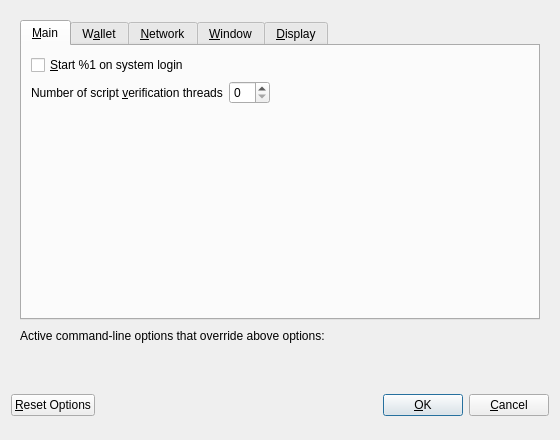
First picture: the form in src/qt/forms/optionsdialog.ui, repository Pyrrha-Foundation/pyrrha-coin, before the edit.
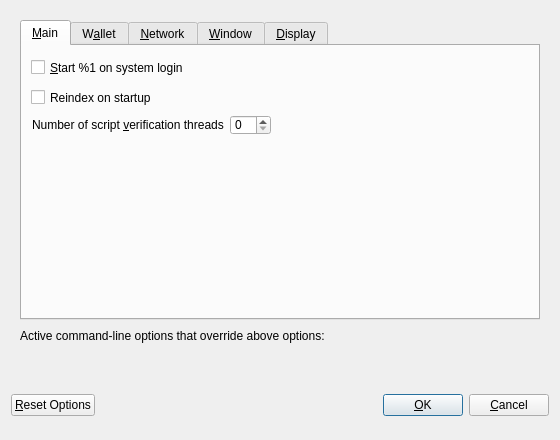
Second picture: the form after the edit. The open tabs and pages were chosen to show the change. Custom widgets are drawn as their Qt base class.

Commit message: Add QT checkbox to main options in order to initiate a reindex on next startup

Diff of the .ui file:
```diff
--- a/src/qt/forms/optionsdialog.ui
+++ b/src/qt/forms/optionsdialog.ui
@@ -22,6 +22,12 @@
      <layout class="QVBoxLayout" name="verticalLayout_Bottom">
       <item>
        <widget class="QTabWidget" name="tabWidget">
+        <property name="minimumSize">
+         <size>
+          <width>0</width>
+          <height>20</height>
+         </size>
+        </property>
         <property name="currentIndex">
          <number>1</number>
         </property>
@@ -29,9 +35,15 @@
          <attribute name="title">
           <string>&amp;Main</string>
          </attribute>
-         <layout class="QVBoxLayout" name="verticalLayout_Main">
-          <item>
            <widget class="QCheckBox" name="bitcoinAtStartup">
+          <property name="geometry">
+           <rect>
+            <x>9</x>
+            <y>10</y>
+            <width>194</width>
+            <height>23</height>
+           </rect>
+          </property>
             <property name="toolTip">
              <string>Automatically start %1 after logging in to the system.</string>
             </property>
@@ -39,11 +51,43 @@
              <string>&amp;Start %1 on system login</string>
             </property>
            </widget>
-          </item>
-          <item>
-           <layout class="QHBoxLayout" name="horizontalLayout_3_Main">
+         <widget class="QCheckBox" name="reindexOnStartup">
+          <property name="geometry">
+           <rect>
+            <x>9</x>
+            <y>40</y>
+            <width>155</width>
+            <height>23</height>
+           </rect>
+          </property>
+          <property name="toolTip">
+           <string>&lt;html&gt;&lt;head/&gt;&lt;body&gt;&lt;p&gt;Automatically initiate a, one time only, full database reindex on the next startup.&lt;/p&gt;&lt;/body&gt;&lt;/html&gt;</string>
+          </property>
+          <property name="text">
+           <string>Reindex on startup</string>
+          </property>
+         </widget>
+         <widget class="QWidget" name="horizontalLayoutWidget">
+          <property name="geometry">
+           <rect>
+            <x>10</x>
+            <y>69</y>
+            <width>431</width>
+            <height>28</height>
+           </rect>
+          </property>
+          <layout class="QHBoxLayout" name="horizontalLayout">
+           <property name="sizeConstraint">
+            <enum>QLayout::SetFixedSize</enum>
+           </property>
             <item>
              <widget class="QLabel" name="threadsScriptVerifLabel">
+             <property name="sizePolicy">
+              <sizepolicy hsizetype="Preferred" vsizetype="Preferred">
+               <horstretch>0</horstretch>
+               <verstretch>0</verstretch>
+              </sizepolicy>
+             </property>
               <property name="text">
                <string>Number of script &amp;verification threads</string>
               </property>
@@ -57,13 +101,31 @@
             </item>
             <item>
              <widget class="QSpinBox" name="threadsScriptVerif">
+             <property name="sizePolicy">
+              <sizepolicy hsizetype="Preferred" vsizetype="Ignored">
+               <horstretch>0</horstretch>
+               <verstretch>0</verstretch>
+              </sizepolicy>
+             </property>
+             <property name="minimumSize">
+              <size>
+               <width>0</width>
+               <height>10</height>
+              </size>
+             </property>
+             <property name="maximumSize">
+              <size>
+               <width>16777215</width>
+               <height>30</height>
+              </size>
+             </property>
               <property name="toolTip">
                <string>(0 = auto, &lt;0 = leave that many cores free)</string>
               </property>
              </widget>
             </item>
             <item>
-             <spacer name="horizontalSpacer_3_Main">
+            <spacer name="horizontalSpacer">
               <property name="orientation">
                <enum>Qt::Horizontal</enum>
               </property>
@@ -76,21 +138,7 @@
              </spacer>
             </item>
            </layout>
-          </item>
-          <item>
-           <spacer name="verticalSpacer_Main">
-            <property name="orientation">
-             <enum>Qt::Vertical</enum>
-            </property>
-            <property name="sizeHint" stdset="0">
-             <size>
-              <width>20</width>
-              <height>40</height>
-             </size>
-            </property>
-           </spacer>
-          </item>
-         </layout>
+         </widget>
         </widget>
         <widget class="QWidget" name="tabWallet">
          <attribute name="title">
```
Left out of the diff: 5 changed lines with no effect on the pictures. Lines whose indentation alone changed are shown as unchanged. The commit also changes 3 other files.
